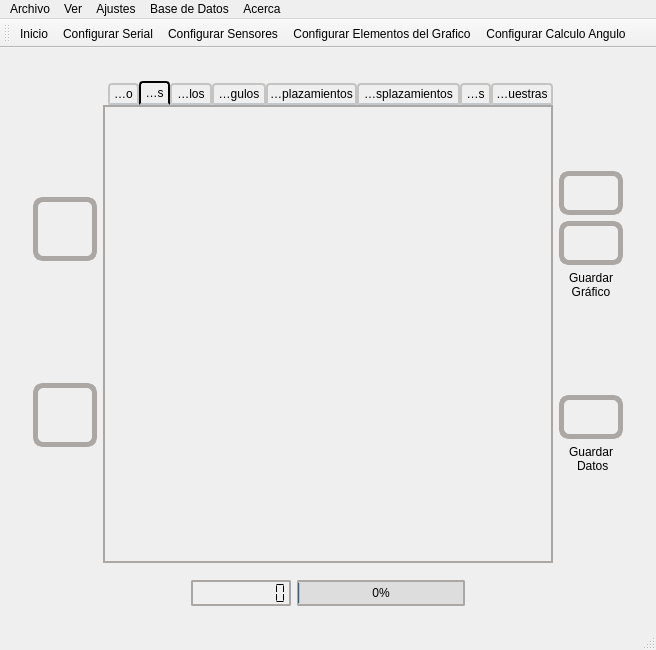
Before: the Qt Designer form mainwindow.ui in hectorda/Bio-Feedback, drawn with Qt 5.
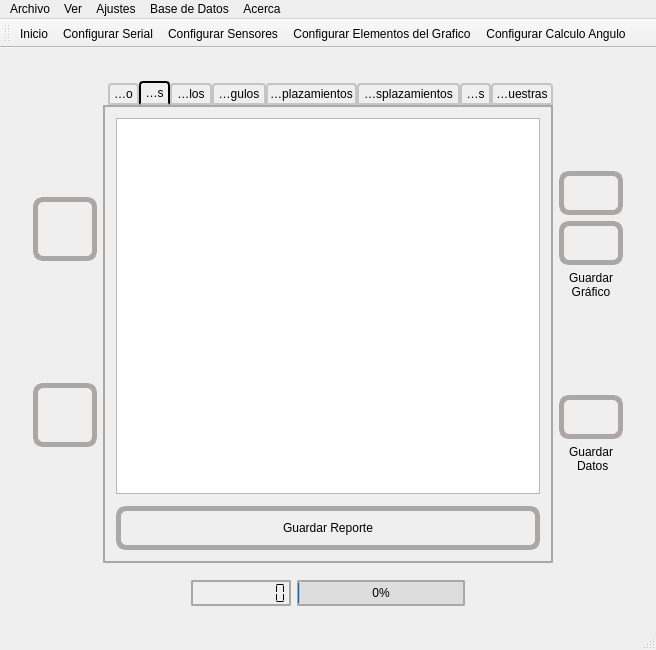
After: the same form once the commit is applied. Icons and pictures are not drawn. Custom widgets are drawn as their Qt base class.

Commit message: Creando Reporte :)

Diff of the .ui file:
```diff
--- a/mainwindow.ui
+++ b/mainwindow.ui
@@ -1247,8 +1247,37 @@
                <string>Resultados</string>
               </attribute>
               <layout class="QGridLayout" name="gridLayout_6">
+               <item row="1" column="0">
+                <widget class="QCustomPlot" name="qCustomPlotResultados" native="true">
+                 <zorder>textEditReporte</zorder>
+                </widget>
+               </item>
                <item row="0" column="0">
-                <widget class="QCustomPlot" name="qCustomPlotResultados" native="true"/>
+                <widget class="QTextEdit" name="textEditReporte">
+                 <property name="documentTitle">
+                  <string/>
+                 </property>
+                 <property name="readOnly">
+                  <bool>true</bool>
+                 </property>
+                 <property name="html">
+                  <string>&lt;!DOCTYPE HTML PUBLIC &quot;-//W3C//DTD HTML 4.0//EN&quot; &quot;http://www.w3.org/TR/REC-html40/strict.dtd&quot;&gt;
+&lt;html&gt;&lt;head&gt;&lt;meta name=&quot;qrichtext&quot; content=&quot;1&quot; /&gt;&lt;style type=&quot;text/css&quot;&gt;
+p, li { white-space: pre-wrap; }
+&lt;/style&gt;&lt;/head&gt;&lt;body style=&quot; font-family:'MS Shell Dlg 2'; font-size:8.25pt; font-weight:400; font-style:normal;&quot;&gt;
+&lt;p style=&quot;-qt-paragraph-type:empty; margin-top:0px; margin-bottom:0px; margin-left:0px; margin-right:0px; -qt-block-indent:0; text-indent:0px; font-size:8pt;&quot;&gt;&lt;br /&gt;&lt;/p&gt;&lt;/body&gt;&lt;/html&gt;</string>
+                 </property>
+                 <property name="textInteractionFlags">
+                  <set>Qt::NoTextInteraction</set>
+                 </property>
+                </widget>
+               </item>
+               <item row="2" column="0">
+                <widget class="QPushButton" name="pushButtonGuardarReportePDF">
+                 <property name="text">
+                  <string>Guardar Reporte</string>
+                 </property>
+                </widget>
                </item>
               </layout>
              </widget>
```
The commit also changes 9 other files.
